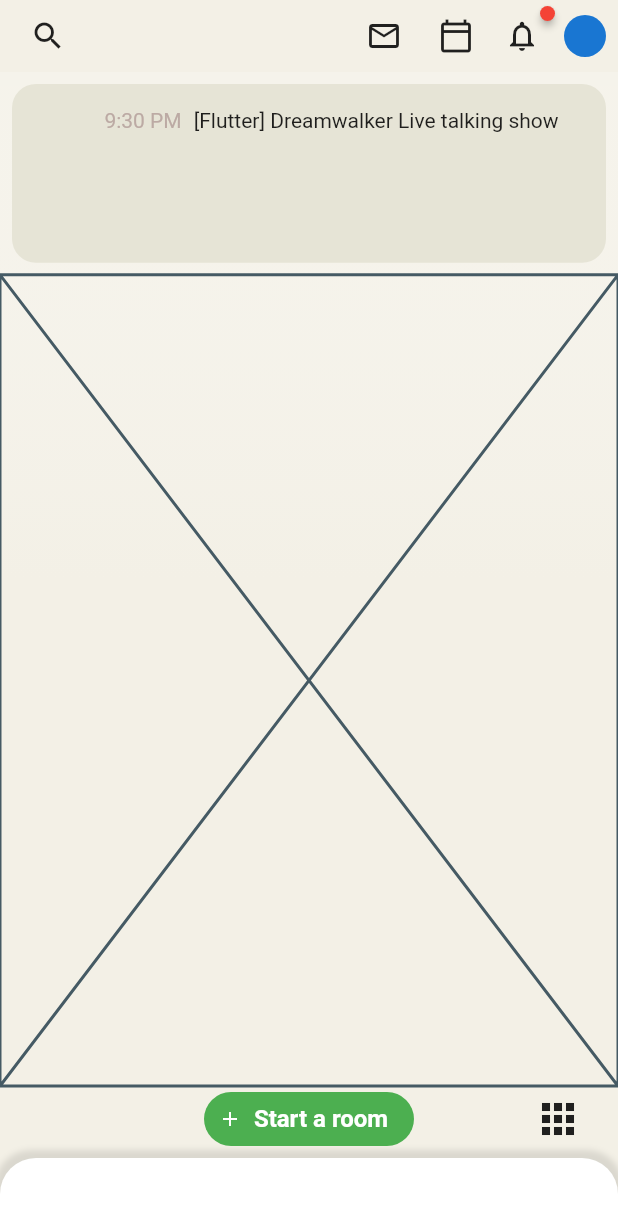
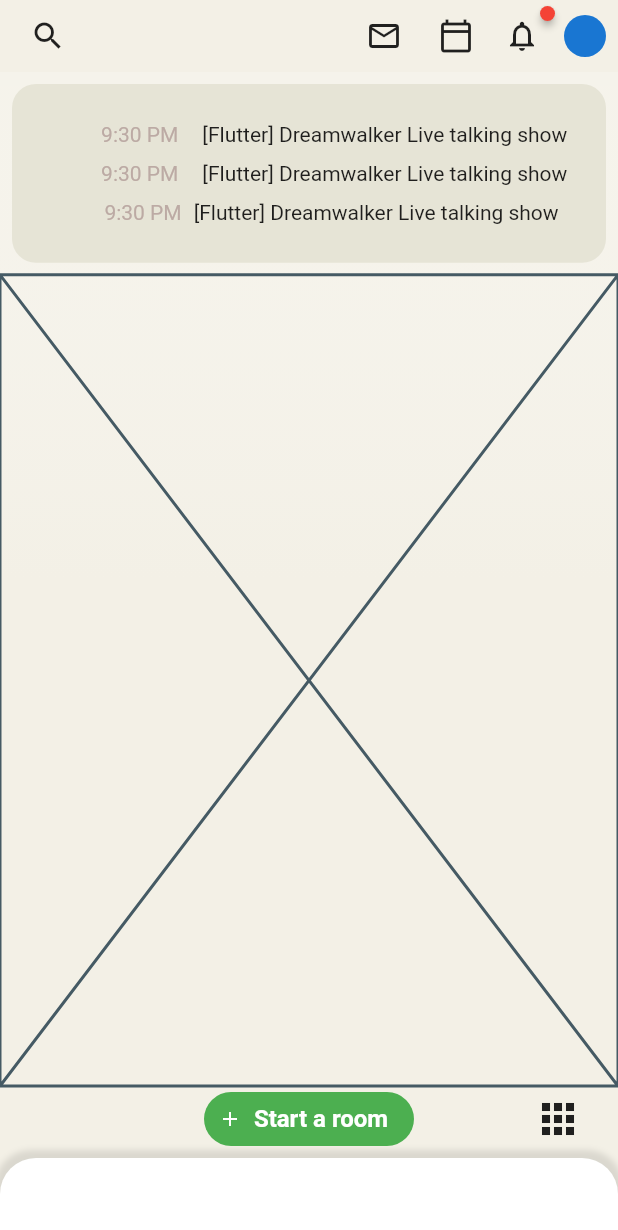
Before and after one commit to JAICHANGPARK/flutter_notebook_11th_story, a Flutter app: the screen it shows after launch, on a phone screen of 412 x 824 dp. Shown: the top 1230 px of the screen. Run offline on Flutter 3.47's test engine with Material 2 defaults, Android fonts, the phone set to English and light mode, and no system bars; drawn by our look-alikes of badges; our stand-ins replace backdrop.

Commit message:
Update clubhouse_home_page.dart

```diff
--- a/lib/ep701_clubhouse/ui/clubhouse_home_page.dart
+++ b/lib/ep701_clubhouse/ui/clubhouse_home_page.dart
@@ -67,6 +67,7 @@ class _ClubhouseHomePageState extends State<ClubhouseHomePage> {
                             borderRadius: BorderRadius.circular(16)),
                         padding: EdgeInsets.all(16),
                         child: Column(
+                          mainAxisAlignment: MainAxisAlignment.spaceEvenly,
                           children: [
                             Row(
                               children: [
@@ -75,6 +76,38 @@ class _ClubhouseHomePageState extends State<ClubhouseHomePage> {
                                 style: TextStyle(
                                   color: Colors.brown[200]
                                 ),))),
+                                SizedBox(width: 16,),
+                                Expanded(
+                                    flex: 8,
+                                    child: Text(
+                                      "[Flutter] Dreamwalker Live talking show",
+                                      overflow: TextOverflow.ellipsis,
+                                    ))
+                              ],
+                            ),
+                            Row(
+                              children: [
+                                Expanded(
+                                    flex: 3, child: Align(alignment: Alignment.centerRight, child: Text("9:30 PM",
+                                  style: TextStyle(
+                                      color: Colors.brown[200]
+                                  ),))),
+                                SizedBox(width: 16,),
+                                Expanded(
+                                    flex: 8,
+                                    child: Text(
+                                      "[Flutter] Dreamwalker Live talking show",
+                                      overflow: TextOverflow.ellipsis,
+                                    ))
+                              ],
+                            ),
+                            Row(
+                              children: [
+                                Expanded(
+                                    flex: 3, child: Align(alignment: Alignment.centerRight, child: Text("9:30 PM",
+                                  style: TextStyle(
+                                      color: Colors.brown[200]
+                                  ),))),
                                 SizedBox(width: 8,),
                                 Expanded(
                                     flex: 8,
```
